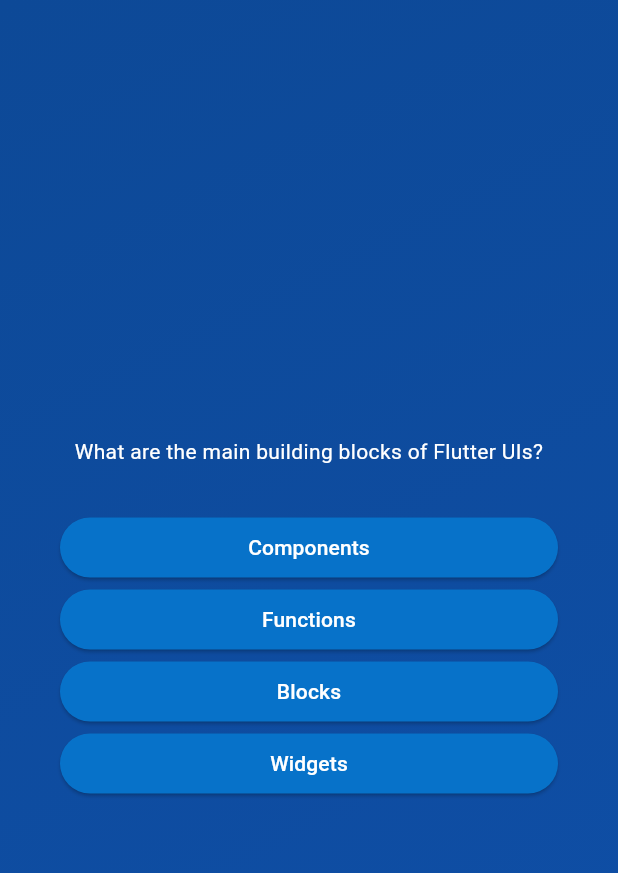
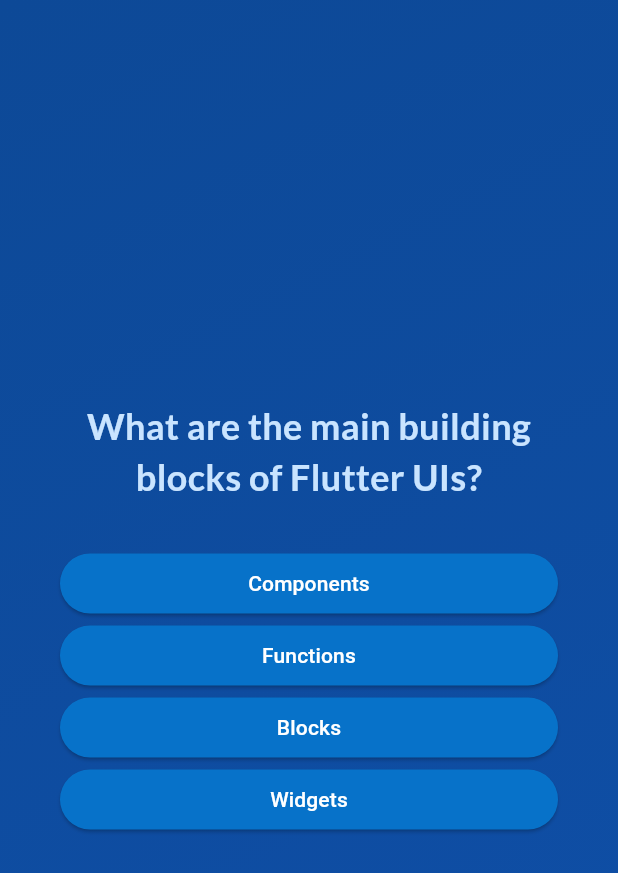
Before and after one commit to HazeyWazy/quiz-app, a Flutter app: the screen it shows after launch, after a tap on "Start Quiz", on a phone screen of 412 x 824 dp. Shown: the top 873 px of the screen. Run offline on Flutter 3.47's test engine with Material 3 defaults, Android fonts, the phone set to English and light mode, and no system bars; our stand-ins replace google_fonts.

Commit message:
Use third-party packages and add google fonts

```diff
--- a/lib/questions_screen.dart
+++ b/lib/questions_screen.dart
@@ -1,4 +1,5 @@
 import 'package:flutter/material.dart';
+import 'package:google_fonts/google_fonts.dart';
 import 'package:quiz_app/answer_button.dart';
 import 'package:quiz_app/data/questions.dart';
 
@@ -34,8 +35,10 @@ class _QuestionsScreenState extends State<QuestionsScreen> {
           children: [
             Text(
               currentQuestion.text,
-              style: const TextStyle(
-                color: Colors.white,
+              style: GoogleFonts.lato(
+                color: const Color.fromARGB(255, 201, 228, 255),
+                fontSize: 24,
+                fontWeight: FontWeight.bold,
               ),
               textAlign: TextAlign.center,
             ),
--- a/lib/start_screen.dart
+++ b/lib/start_screen.dart
@@ -1,4 +1,5 @@
 import 'package:flutter/material.dart';
+import 'package:google_fonts/google_fonts.dart';
 
 class StartScreen extends StatelessWidget {
   const StartScreen(this.startQuiz, {super.key});
@@ -24,10 +25,10 @@ class StartScreen extends StatelessWidget {
           //   ),
           // ),
           const SizedBox(height: 80),
-          const Text(
+          Text(
             'Learn Flutter the fun way!',
-            style: TextStyle(
-              color: Colors.white,
+            style: GoogleFonts.lato(
+              color: const Color.fromARGB(255, 201, 228, 255),
               fontSize: 24,
             ),
           ),
--- a/pubspec.yaml
+++ b/pubspec.yaml
@@ -34,6 +34,7 @@ dependencies:
   # The following adds the Cupertino Icons font to your application.
   # Use with the CupertinoIcons class for iOS style icons.
   cupertino_icons: ^1.0.8
+  google_fonts: ^6.2.1
 
 dev_dependencies:
   flutter_test:
```
Also changed, not shown: pubspec.lock, 1 other file.
